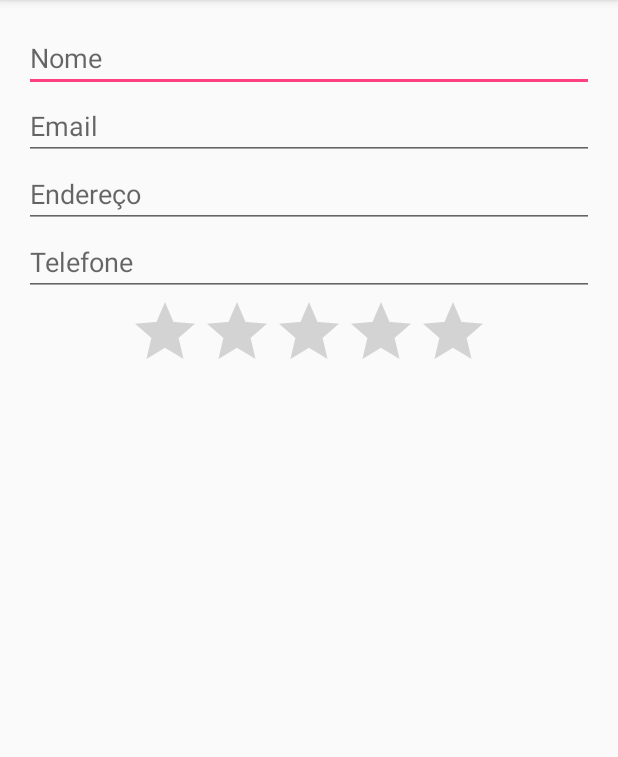
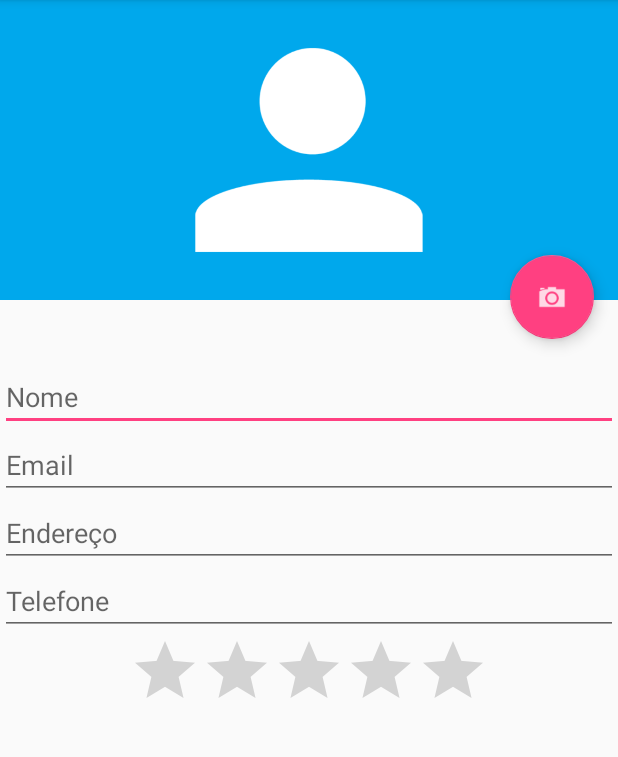
Before and after one commit to lillydi/Agenda, an Android app: the Formulario screen opened directly, with no data from a screen before it, on a phone screen of 412 x 824 dp, the part 84-841 px from its top. Run offline under Robolectric (Android 15) with nearby library versions, the phone set to English and light mode, and no system bars.

Commit message:
Inicio modulo II

```diff
--- a/app/src/main/java/com/cacere/lillydi/agenda/AgendaActivity.java
+++ b/app/src/main/java/com/cacere/lillydi/agenda/AgendaActivity.java
@@ -93,12 +93,13 @@ public class AgendaActivity extends AppCompatActivity {
                     ActivityCompat.requestPermissions(AgendaActivity.this,
                             new String[]{android.Manifest.permission.CALL_PHONE}, 123);
 
+                }else {
+
+                    String paraDiscar = "tel:" + aluno.getTelefone();
+                    Intent intentDiscar = new Intent(Intent.ACTION_CALL);
+                    intentDiscar.setData(Uri.parse(paraDiscar));
+                    startActivity(intentDiscar);
                 }
-
-                String paraDiscar = "tel:"+aluno.getTelefone();
-                Intent intentDiscar = new Intent(Intent.ACTION_CALL);
-                intentDiscar.setData(Uri.parse(paraDiscar));
-                startActivity(intentDiscar);
                 return false;
             }
         });
--- a/app/src/main/res/layout/activity_agenda.xml
+++ b/app/src/main/res/layout/activity_agenda.xml
@@ -1,5 +1,6 @@
 <?xml version="1.0" encoding="utf-8"?>
-<android.support.design.widget.CoordinatorLayout xmlns:android="http://schemas.android.com/apk/res/android"
+<android.support.design.widget.CoordinatorLayout
+    xmlns:android="http://schemas.android.com/apk/res/android"
     xmlns:app="http://schemas.android.com/apk/res-auto"
     xmlns:tools="http://schemas.android.com/tools"
     android:layout_width="match_parent"
--- a/app/src/main/res/layout/activity_formulario.xml
+++ b/app/src/main/res/layout/activity_formulario.xml
@@ -1,17 +1,38 @@
 <?xml version="1.0" encoding="utf-8"?>
 <ScrollView xmlns:android="http://schemas.android.com/apk/res/android"
     android:layout_width="match_parent"
-    android:layout_height="match_parent">
+    android:layout_height="match_parent"
+    xmlns:app="http://schemas.android.com/apk/res-auto">
     <LinearLayout
         xmlns:tools="http://schemas.android.com/tools"
         android:layout_width="match_parent"
         android:layout_height="match_parent"
         android:orientation="vertical"
-        android:paddingBottom="@dimen/activity_vertical_margin"
-        android:paddingLeft="@dimen/activity_horizontal_margin"
-        android:paddingRight="@dimen/activity_horizontal_margin"
-        android:paddingTop="@dimen/activity_vertical_margin"
         tools:context="com.cacere.lillydi.agenda.Formulario">
+
+        <RelativeLayout
+            android:layout_width="match_parent"
+            android:layout_height="242dp">
+
+            <ImageView
+                android:id="@+id/formulario_foto"
+                android:layout_width="match_parent"
+                android:layout_height="200dp"
+                android:src="@drawable/person"
+                android:background="#00A8EC"/>
+
+            <android.support.design.widget.FloatingActionButton
+                android:id="@+id/fab_camera"
+                android:layout_width="wrap_content"
+                android:layout_height="wrap_content"
+                android:layout_gravity="bottom|end"
+                android:layout_margin="@dimen/fab_margin"
+                android:layout_alignParentBottom="true"
+                android:layout_alignParentRight="true"
+                android:clickable="true"
+                android:src="@drawable/ic_camera"
+                />
+        </RelativeLayout>
 
         <EditText
             android:layout_width="match_parent"
```
